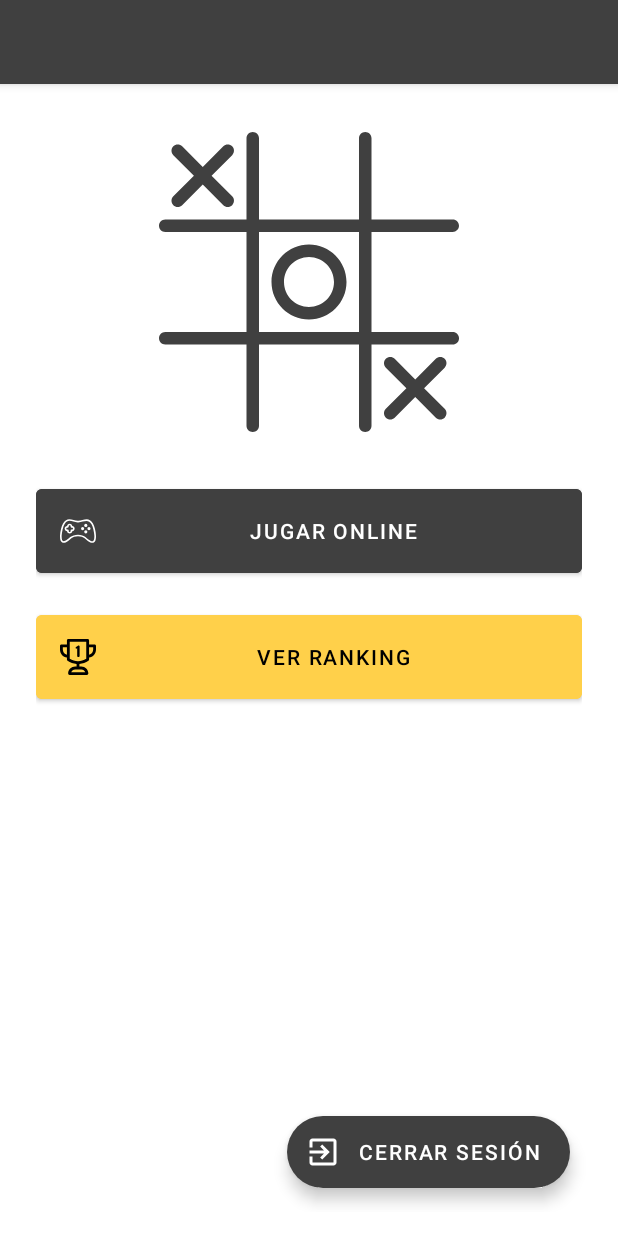
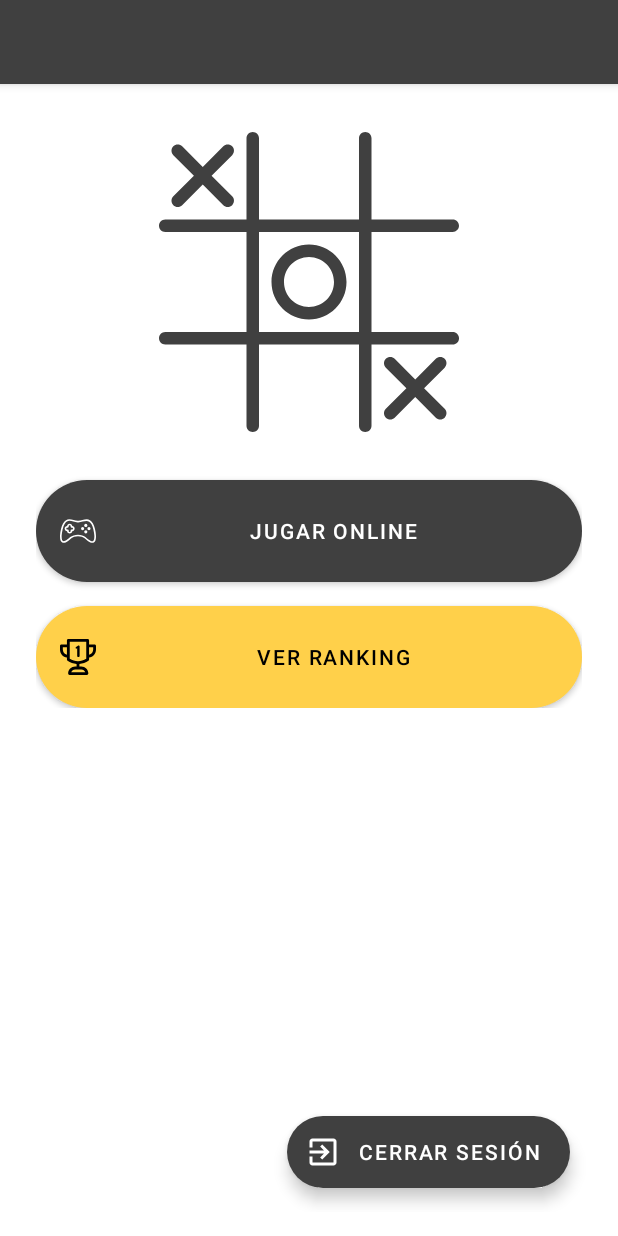
Before and after one commit to MoiBeta/TicTacToe, an Android app: the screen it shows after launch once a user with an empty profile is signed in (FindGameActivity), on a phone screen of 412 x 824 dp. Run offline under Robolectric (Android 15) with nearby library versions, the light colour scheme and no system bars; our stand-ins replace Firebase (no records; nobody signed in at launch, a user with empty details on screens opened directly).

Commit message:
Improvements applied to UI

```diff
--- /dev/null
+++ b/app/src/main/res/drawable/edit_text_shape.xml
@@ -0,0 +1,7 @@
+<?xml version="1.0" encoding="utf-8"?>
+<shape xmlns:android="http://schemas.android.com/apk/res/android">
+
+    <solid android:color="@android:color/white" />
+    <corners android:radius="64dp" />
+
+</shape>
--- a/app/src/main/res/layout/activity_find_game.xml
+++ b/app/src/main/res/layout/activity_find_game.xml
@@ -45,6 +45,17 @@
                 style="?android:attr/progressBarStyleHorizontal"
                 android:layout_width="match_parent"
                 android:layout_height="wrap_content" />
+
+            <Button
+                android:id="@+id/buttonCancelar"
+                android:layout_width="match_parent"
+                android:layout_height="wrap_content"
+                android:layout_marginTop="32dp"
+                android:background="@drawable/edit_text_shape"
+                android:backgroundTint="@color/gray"
+                android:padding="16dp"
+                android:text="Cancelar"
+                android:textColor="#FFF" />
         </LinearLayout>
     </ScrollView>
 
@@ -57,6 +68,7 @@
         android:layout_marginEnd="8dp"
         app:layout_constraintEnd_toEndOf="parent"
         app:layout_constraintStart_toStartOf="parent"
+        android:visibility="visible"
         app:layout_constraintTop_toTopOf="parent">
 
         <LinearLayout
@@ -80,6 +92,7 @@
                 android:text="Jugar Online"
                 android:backgroundTint="@color/gray"
                 android:textColor="#FFF"
+                android:background="@drawable/edit_text_shape"
                 android:padding="16dp" />
 
             <Button
@@ -89,9 +102,10 @@
                 android:text="Ver Ranking"
                 android:layout_marginTop="16dp"
                 android:drawableLeft="@drawable/ic_rank"
-                android:backgroundTint="#ffd04a"
                 android:textColor="#000"
-                android:padding="16dp" />
+                android:background="@drawable/edit_text_shape"
+                android:padding="16dp"
+                app:backgroundTint="#ffd04a" />
 
         </LinearLayout>
     </ScrollView>
--- a/app/src/main/res/layout/activity_login.xml
+++ b/app/src/main/res/layout/activity_login.xml
@@ -40,6 +40,7 @@
                 android:ems="10"
                 android:hint="Email"
                 android:inputType="textEmailAddress"
+                android:background="@drawable/edit_text_shape"
                 android:minHeight="48dp" />
 
             <EditText
@@ -49,6 +50,7 @@
                 android:ems="10"
                 android:hint="Contraseña"
                 android:inputType="textPassword"
+                android:background="@drawable/edit_text_shape"
                 android:minHeight="48dp" />
 
             <Button
@@ -68,6 +70,7 @@
                 android:text="No tienes una cuenta? Regístrate aquí!"
                 android:textColor="@color/black"
                 android:textSize="16sp"
+                android:background="@drawable/edit_text_shape"
                 android:textStyle="bold" />
         </LinearLayout>
     </ScrollView>
```
Also changed, not shown: app/src/main/java/com/triqui/tictactoe/ui/FindGameActivity.java (+21 -0 lines), app/src/main/res/layout/activity_registro.xml (+6 -2 lines).
